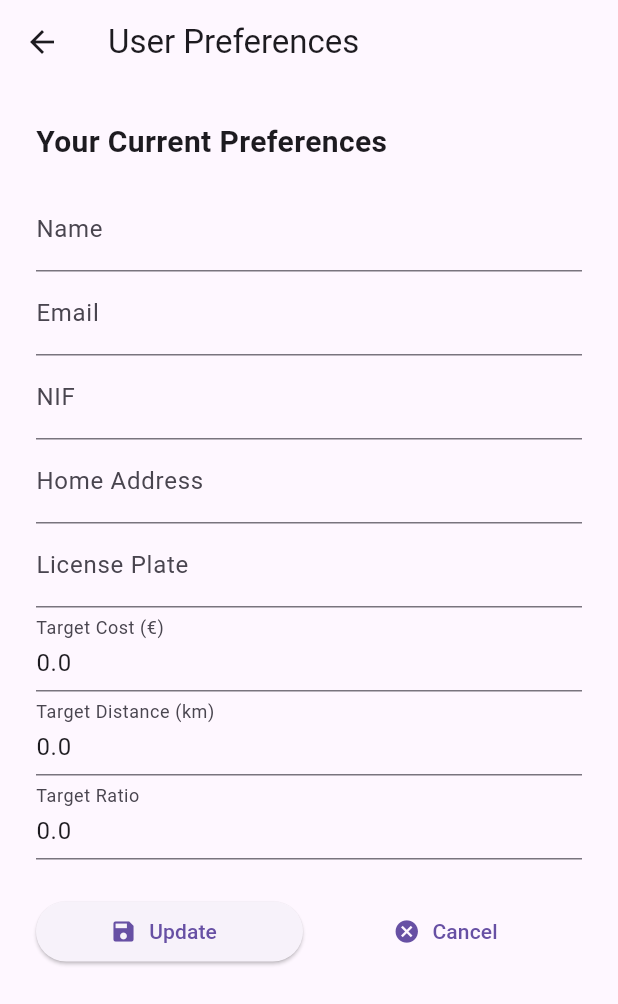
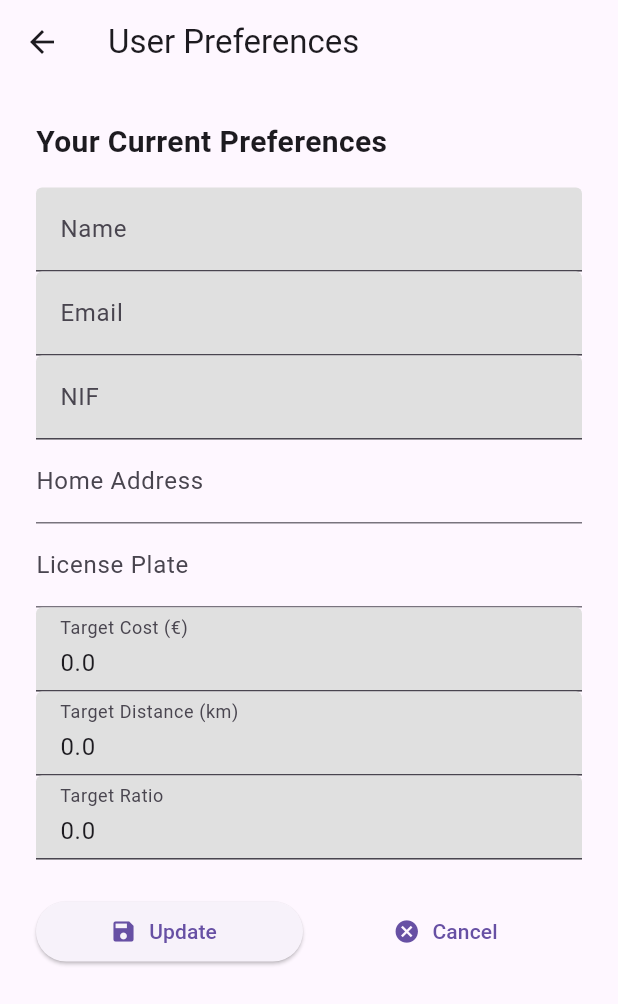
Before and after one commit to rmsavelli/flutter-lab, a Flutter app: the UserPreferencesPage screen opened directly with empty values, on a phone screen of 412 x 824 dp. Shown: the top 1004 px of the screen. Run offline on Flutter 3.47's test engine with Material 3 defaults, Android fonts, the phone set to English and light mode, and no system bars; our stand-ins replace camera, device_info_plus, file_picker, firebase_core, firebase_messaging, flutter_dotenv and 5 more; missing offline and left inert: google_mlkit_face_detection, google_mlkit_text_recognition, mailer; accounts and stored records are empty; Roboto replaces fonts that are missing (Sans).

Commit message:
[luklakmmap] Improving UserPreferencesPage, by disabling restricted fields

```diff
--- a/luklakmmap/lib/screens/user_preferences_page.dart
+++ b/luklakmmap/lib/screens/user_preferences_page.dart
@@ -39,9 +39,9 @@ class _UserPreferencesPageState extends State<UserPreferencesPage> {
         _nifController.text = user.nif;
         _homeAddressController.text = user.homeAddress ?? '';
         _licensePlateController.text = user.licensePlate ?? '';
-        _targetCostController.text = user.targetCost.toString();
+        _targetCostController.text = user.targetCost.toStringAsFixed(2);
         _targetDistanceController.text = user.targetDistance.toString();
-        _targetRatioController.text = user.targetRatio;
+        _targetRatioController.text = double.tryParse(user.targetRatio)?.toStringAsFixed(2) ?? '0.00';
       });
     }
   }
@@ -117,16 +117,31 @@ class _UserPreferencesPageState extends State<UserPreferencesPage> {
                   const SizedBox(height: 16),
                   TextFormField(
                     controller: _nameController,
-                    decoration: const InputDecoration(labelText: 'Name'),
+                    decoration: const InputDecoration(
+                      labelText: 'Name',
+                      filled: true,
+                      fillColor: Color(0xFFE0E0E0),
+                    ),
+                    readOnly: true,
                   ),
                   TextFormField(
                     controller: _emailController,
-                    decoration: const InputDecoration(labelText: 'Email'),
+                    decoration: const InputDecoration(
+                      labelText: 'Email',
+                      filled: true,
+                      fillColor: Color(0xFFE0E0E0),
+                    ),
+                    readOnly: true,
                   ),
                   TextFormField(
                     controller: _nifController,
-                    decoration: const InputDecoration(labelText: 'NIF'),
+                    decoration: const InputDecoration(
+                      labelText: 'NIF',
+                      filled: true,
+                      fillColor: Color(0xFFE0E0E0),
+                    ),
                     validator: (value) => value == null || value.trim().isEmpty ? 'Required' : null,
+                    readOnly: true,
                   ),
                   TextFormField(
                     controller: _homeAddressController,
@@ -138,17 +153,32 @@ class _UserPreferencesPageState extends State<UserPreferencesPage> {
                   ),
                   TextFormField(
                     controller: _targetCostController,
-                    decoration: const InputDecoration(labelText: 'Target Cost (€)'),
+                    decoration: const InputDecoration(
+                      labelText: 'Target Cost (€)',
+                      filled: true,
+                      fillColor: Color(0xFFE0E0E0),
+                    ),
                     keyboardType: TextInputType.number,
+                    readOnly: true,
                   ),
                   TextFormField(
                     controller: _targetDistanceController,
-                    decoration: const InputDecoration(labelText: 'Target Distance (km)'),
+                    decoration: const InputDecoration(
+                      labelText: 'Target Distance (km)',
+                      filled: true,
+                      fillColor: Color(0xFFE0E0E0),
+                    ),
                     keyboardType: TextInputType.number,
+                    readOnly: true,
                   ),
                   TextFormField(
                     controller: _targetRatioController,
-                    decoration: const InputDecoration(labelText: 'Target Ratio'),
+                    decoration: const InputDecoration(
+                      labelText: 'Target Ratio',
+                      filled: true,
+                      fillColor: Color(0xFFE0E0E0),
+                    ),
+                    readOnly: true,
                   ),
                   const SizedBox(height: 24),
                   Row(
```
